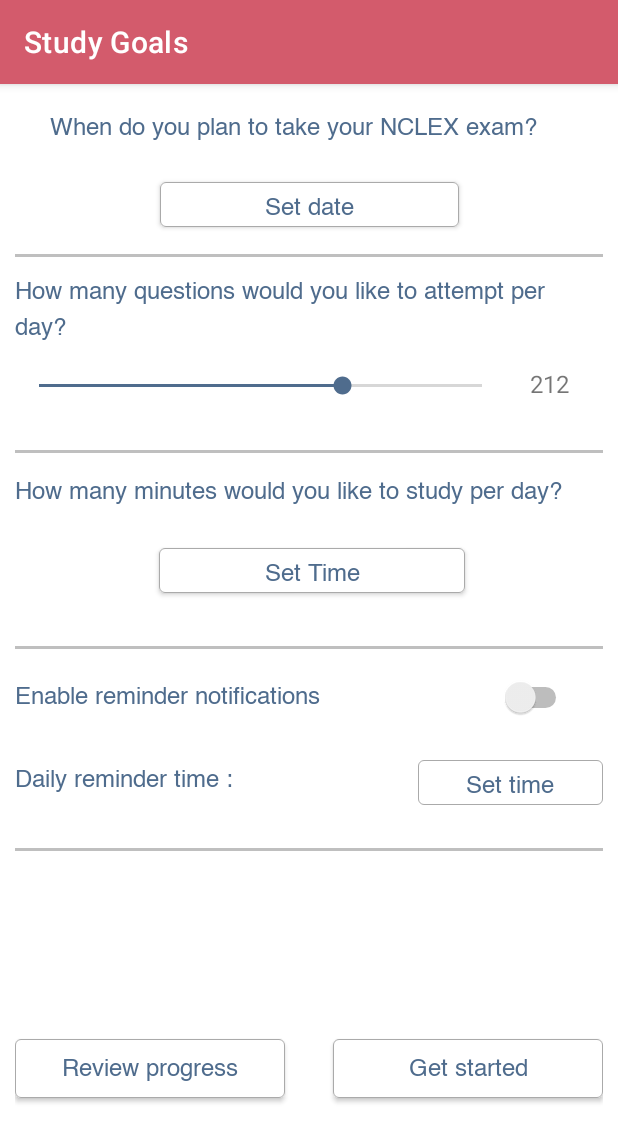
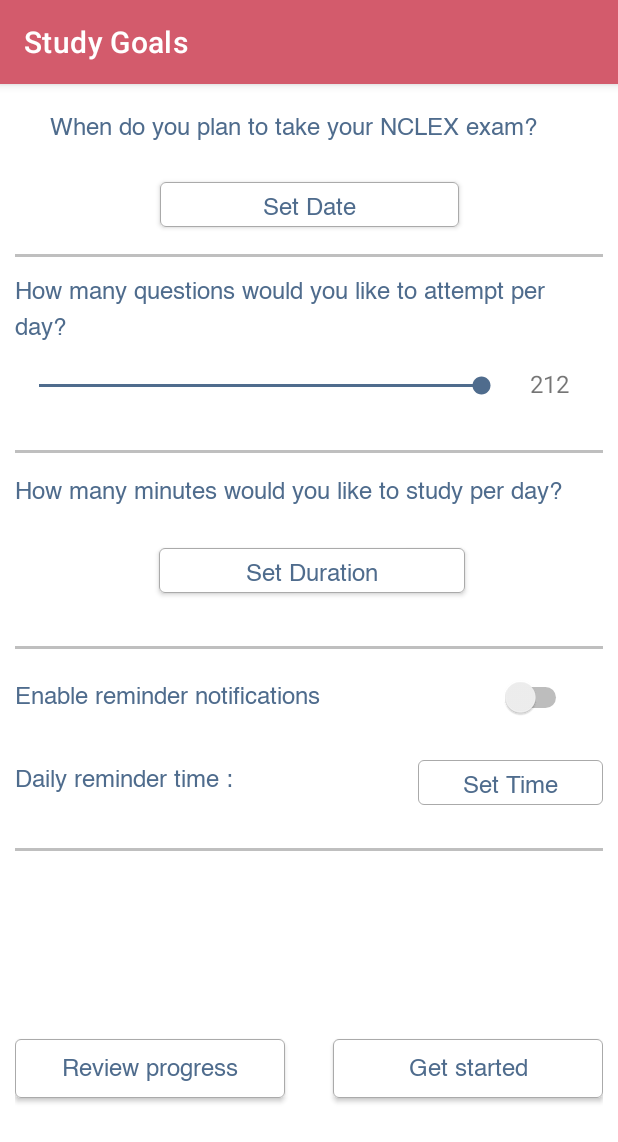
Before and after one commit to Tijil-Parmar/Android_Training, an Android app: the screen it shows after launch (MainActivity), on a phone screen of 412 x 824 dp. Shown: the top 1142 px of the screen. Run offline under Robolectric (Android 15) with nearby library versions, the phone set to English and light mode, and no system bars.

Commit message:
Shared Referance Update

```diff
--- a/app/src/main/AndroidManifest.xml
+++ b/app/src/main/AndroidManifest.xml
@@ -9,6 +9,7 @@
         android:roundIcon="@mipmap/ic_launcher_round"
         android:supportsRtl="true"
         android:theme="@style/Theme.SSCopy">
+        <activity android:name=".getStarted"></activity>
         <activity
             android:name=".MainActivity"
             android:screenOrientation="portrait">
--- /dev/null
+++ b/app/src/main/java/com/example/sscopy/Controller/iController.java
@@ -0,0 +1,4 @@
+package com.example.sscopy.Controller;
+
+public interface iController {
+}
--- a/app/src/main/java/com/example/sscopy/MainActivity.java
+++ b/app/src/main/java/com/example/sscopy/MainActivity.java
@@ -6,6 +6,7 @@ import androidx.fragment.app.DialogFragment;
 
 import android.app.DatePickerDialog;
 import android.app.TimePickerDialog;
+import android.content.SharedPreferences;
 import android.os.Build;
 import android.os.Bundle;
 import android.view.View;
@@ -16,43 +17,69 @@ import android.widget.Switch;
 import android.widget.TextView;
 import android.widget.TimePicker;
 
+import com.example.sscopy.Model.StudyGoal;
+
 import java.text.DateFormat;
 import java.util.Calendar;
 
 public class MainActivity extends AppCompatActivity implements DatePickerDialog.OnDateSetListener, TimePickerDialog.OnTimeSetListener {
-    Button setTime;
     Button setDuration;
     TextView sliderValue;
+    SeekBar seekbar;
+    Switch switch1;
+    Button setTime;
+    Button getStarted;
+    Button setDate;
+    boolean saveSwitchState;
     @RequiresApi(api = Build.VERSION_CODES.M)
     protected void onCreate(Bundle savedInstanceState) {
         super.onCreate(savedInstanceState);
         setTitle("Study Goals");
-//        getSupportActionBar().setTitle("Study Goals");
         setContentView(R.layout.activity_main);
-        Button button4 = (Button) findViewById(R.id.setTime);
-        button4.setOnClickListener(new View.OnClickListener() {
+        seekbar=findViewById(R.id.slider);
+        seekbar.incrementProgressBy(100);
+        seekbar.setMax(270);
+        if (Build.VERSION.SDK_INT >= Build.VERSION_CODES.O) {
+            seekbar.setMin(20);
+        }
+        switch1=findViewById(R.id.enableNotificationSwitch);
+        switch1.setOnClickListener(new View.OnClickListener(){
+            public void onClick(View view) {
+                if(switch1.isChecked())
+                {
+                    setTime.setEnabled(true);
+                    saveSwitchState = true;
+                }
+                else
+                {
+                    setTime.setEnabled(false);
+                    saveSwitchState = false;
+                }
+            }
+        });
+        setDate = (Button) findViewById(R.id.setDate);
+        setTime = (Button) findViewById(R.id.setTime);
+        setDuration=findViewById(R.id.setDuration);
+        SharedPreferences getShared = getSharedPreferences("info", MODE_PRIVATE);
+        String time= getShared.getString("SetTime", "Set Time");
+        String date= getShared.getString("SetDate", "Set Date");
+        String duration= getShared.getString("SetDuration", "Set Duration");
+        String switchState= getShared.getString("SwitchState","false");
+        boolean bool = Boolean.parseBoolean(String.valueOf(switchState));
+        switch1.setChecked(bool);
+        setTime.setText(time);
+        setDate.setText(date);
+        setDuration.setText(duration);
+        setTime.setOnClickListener(new View.OnClickListener() {
             @Override
             public void onClick(View view) {
                 DialogFragment timePicker = new TimePickerFragment();
                 timePicker.show(getSupportFragmentManager(),"Time");
             }
         });
-        Switch switch1=findViewById(R.id.enableNotificationSwitch);
-        switch1.setOnClickListener(new View.OnClickListener(){
-            public void onClick(View view) {
-                if(switch1.isChecked())
-                {
-                    button4.setEnabled(true);
-                }
-                else
-                {
-                    button4.setEnabled(false);
-                }
-            }
-        });
+//        SharedPreferences info = getSharedPreferences()
         final int[] hourDuration = new int[1];
         final int[] minuteDuration = new int[1];
-        setDuration=findViewById(R.id.setDuration);
         setDuration.setOnClickListener(new View.OnClickListener() {
             @Override
             public void onClick(View view) {
@@ -79,6 +106,8 @@ public class MainActivity extends AppCompatActivity implements DatePickerDialog.
         slider.setOnSeekBarChangeListener(new SeekBar.OnSeekBarChangeListener() {
             @Override
             public void onProgressChanged(SeekBar seekBar, int i, boolean b) {
+                i = i / 10;
+                i = i * 10;
                 sliderValue.setText(String.valueOf(i));
             }
 
@@ -93,12 +122,31 @@ public class MainActivity extends AppCompatActivity implements DatePickerDialog.
             }
         });
 
-        Button setDate = (Button) findViewById(R.id.setDate);
         setDate.setOnClickListener(new View.OnClickListener() {
             @Override
             public void onClick(View view) {
                 DialogFragment datePicker = new DatePickerFragment();
                 datePicker.show(getSupportFragmentManager(),"Date");
+            }
+        });
+        getStarted=findViewById(R.id.getStarted);
+        getStarted.setOnClickListener(new View.OnClickListener() {
+            @Override
+            public void onClick(View view) {
+                // Model Logic:
+//                StudyGoal studyGoal = new StudyGoal(setTime.getText().toString(), setDate.getText().toString(), setDuration.getText().toString());
+//                String a = studyGoal.getDate();
+
+
+                // Shared Preferences Logic:
+                SharedPreferences info = getSharedPreferences("info", MODE_PRIVATE);
+                SharedPreferences.Editor editor = info.edit();
+                editor.putString("SetTime", (String) setTime.getText());
+                editor.putString("SetDate", (String) setDate.getText());
+                editor.putString("SetDuration", (String) setDuration.getText());
+                editor.putString("noOfQuestions", (String) sliderValue.getText());
+                editor.putString("SwitchState", String.valueOf(saveSwitchState));
+                editor.commit();
             }
         });
     }
@@ -114,11 +162,12 @@ public class MainActivity extends AppCompatActivity implements DatePickerDialog.
         String examDateString = DateFormat.getDateInstance().format(c.getTime());
         Button setDate=(Button)findViewById(R.id.setDate);
         setDate.setText(examDateString);
+
     }
 
     @Override
     public void onTimeSet(TimePicker timePicker, int hour, int minute) {
-        setTime = findViewById(R.id.setTime);
+        setTime= findViewById(R.id.setTime);
         setTime.setText(hour+":"+minute);
     }
 }
--- /dev/null
+++ b/app/src/main/java/com/example/sscopy/View/iView.java
@@ -0,0 +1,4 @@
+package com.example.sscopy.View;
+
+public interface iView {
+}
--- a/app/src/main/res/layout/activity_main.xml
+++ b/app/src/main/res/layout/activity_main.xml
@@ -33,10 +33,10 @@
             android:outlineSpotShadowColor="#BFBFBF"
             app:layout_constraintBottom_toTopOf="@+id/numberOfMinutesTextView"
             app:layout_constraintEnd_toEndOf="parent"
-            app:layout_constraintHorizontal_bias="1.0"
+            app:layout_constraintHorizontal_bias="0.0"
             app:layout_constraintStart_toStartOf="parent"
             app:layout_constraintTop_toBottomOf="@+id/slider"
-            app:layout_constraintVertical_bias="0.682" />
+            app:layout_constraintVertical_bias="0.289" />
 
         <TextView
             android:id="@+id/examDateTextView"
@@ -249,24 +249,23 @@
             android:textSize="16sp"
             app:layout_constraintBottom_toBottomOf="@+id/slider"
             app:layout_constraintEnd_toEndOf="parent"
-            app:layout_constraintHorizontal_bias="0.789"
+            app:layout_constraintHorizontal_bias="0.8"
             app:layout_constraintStart_toEndOf="@+id/slider"
             app:layout_constraintTop_toBottomOf="@+id/numberOfQuestions"
-            app:layout_constraintVertical_bias="0.75" />
+            app:layout_constraintVertical_bias="0.0" />
 
         <SeekBar
             android:id="@+id/slider"
-            android:layout_width="327dp"
+            android:layout_width="337dp"
             android:layout_height="30dp"
-            android:max="250"
-            android:min="0"
-            android:progress="20"
+            android:elevation="@dimen/cardview_compat_inset_shadow"
+            android:progress="30"
             android:theme="@style/SeekBarColor"
             android:thumbTint="#4f6c8d"
             app:layout_constraintBottom_toTopOf="@+id/numberOfMinutesTextView"
             app:layout_constraintStart_toStartOf="parent"
             app:layout_constraintTop_toBottomOf="@+id/numberOfQuestions"
-            app:layout_constraintVertical_bias="0.254" />
+            app:layout_constraintVertical_bias="0.215" />
 
 
     </androidx.constraintlayout.widget.ConstraintLayout>
```
Also changed, not shown: app/src/main/java/com/example/sscopy/Model/StudyGoal.java (added, +45 -0 lines), app/src/main/java/com/example/sscopy/Model/iModel.java (added, +7 -0 lines), app/src/main/java/com/example/sscopy/getStarted.java (added, +14 -0 lines), app/src/main/res/layout/activity_get_started2.xml (added, +9 -0 lines).
